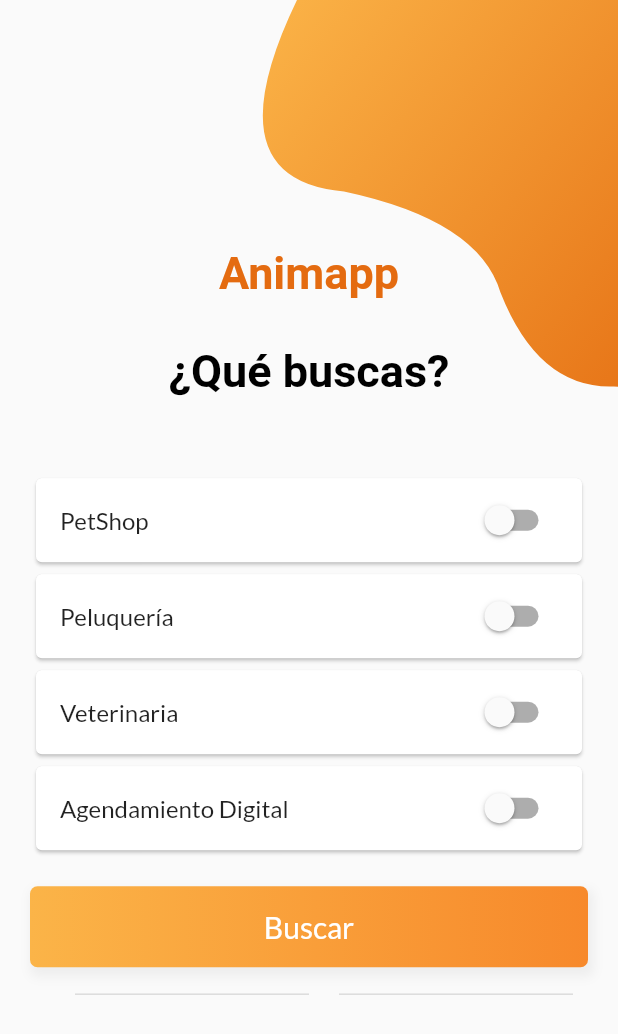
After one commit to SergioMilagritoRiveros/App-Interactivas, a Flutter app: the LoginPage screen opened directly, after a tap on "Ingresar", on a phone screen of 412 x 824 dp. The commit adds this screen. Shown: the top 1034 px of the screen. Run offline on Flutter 3.47's test engine with Material 2 defaults, Android fonts, the phone set to English and light mode, and no system bars; our stand-ins replace google_fonts, google_maps_flutter; network calls fail.

Commit message:
Filtros búsqueda

```diff
--- a/lib/views/loginPage.dart
+++ b/lib/views/loginPage.dart
@@ -1,3 +1,4 @@
+import 'package:animapp/views/whatAreYouSearchingFor.dart';
 import 'package:flutter/material.dart';
 import 'package:google_fonts/google_fonts.dart';
 
@@ -42,24 +43,26 @@ class _LoginPageState extends State<LoginPage> {
         width: MediaQuery.of(context).size.width,
         padding: EdgeInsets.symmetric(vertical: 15),
         alignment: Alignment.center,
-      decoration: BoxDecoration(
-          borderRadius: BorderRadius.all(Radius.circular(5)),
-          boxShadow: <BoxShadow>[
-            BoxShadow(
-                color: Colors.grey.shade200,
-                offset: Offset(2, 4),
-                blurRadius: 5,
-                spreadRadius: 2)
-          ],
-          gradient: LinearGradient(
-              begin: Alignment.centerLeft,
-              end: Alignment.centerRight,
-              colors: [Color(0xfffbb448), Color(0xfff7892b)])),
+        child: FlatButton(
+          minWidth: 400,
+          color: Colors.orangeAccent,
+          textColor: Colors.white,
+          disabledColor: Colors.grey,
+          disabledTextColor: Colors.black,
+          splashColor: Colors.deepOrange,
+          shape: RoundedRectangleBorder(
+              borderRadius: BorderRadius.all(Radius.circular(5))),
+          onPressed: () {
+            Navigator.push(
+                context,
+                MaterialPageRoute(
+                    builder: (context) => WhatAreYouSearchingFor()));
+          },
           child: Text(
             'Ingresar',
             style: TextStyle(fontSize: 20, color: Colors.white),
           ),
-    );
+        ));
   }
 
   Widget _divider() {
--- /dev/null
+++ b/lib/views/shop_detail.dart
@@ -0,0 +1 @@
+import 'package:flutter/material.dart';
--- /dev/null
+++ b/lib/views/whatAreYouSearchingFor.dart
@@ -0,0 +1,188 @@
+import 'package:flutter/material.dart';
+import 'package:google_fonts/google_fonts.dart';
+
+import '../widgets/InputWidget.dart';
+import '../widgets/bezierContainer.dart';
+import 'forgottenPassword.dart';
+import 'signup.dart';
+
+class WhatAreYouSearchingFor extends StatefulWidget {
+  WhatAreYouSearchingFor({Key key, this.title}) : super(key: key);
+
+  final String title;
+
+  @override
+  _WhatAreYouSearchingForState createState() => _WhatAreYouSearchingForState();
+}
+
+class _WhatAreYouSearchingForState extends State<WhatAreYouSearchingFor> {
+  bool _petShop = false;
+  bool _peluqueria = false;
+  bool _veterinaria = false;
+  bool _agendamientoDigital = false;
+
+  Widget _submitButton() {
+    return Container(
+      width: MediaQuery.of(context).size.width,
+      padding: EdgeInsets.symmetric(vertical: 15),
+      alignment: Alignment.center,
+      decoration: BoxDecoration(
+          borderRadius: BorderRadius.all(Radius.circular(5)),
+          boxShadow: <BoxShadow>[
+            BoxShadow(
+                color: Colors.grey.shade200,
+                offset: Offset(2, 4),
+                blurRadius: 5,
+                spreadRadius: 2)
+          ],
+          gradient: LinearGradient(
+              begin: Alignment.centerLeft,
+              end: Alignment.centerRight,
+              colors: [Color(0xfffbb448), Color(0xfff7892b)])),
+      child: Text(
+        'Buscar',
+        style: TextStyle(fontSize: 20, color: Colors.white),
+      ),
+    );
+  }
+
+  Widget _divider() {
+    return Container(
+      margin: EdgeInsets.symmetric(vertical: 10),
+      child: Row(
+        children: <Widget>[
+          SizedBox(
+            width: 20,
+          ),
+          Expanded(
+            child: Padding(
+              padding: EdgeInsets.symmetric(horizontal: 10),
+              child: Divider(
+                thickness: 1,
+              ),
+            ),
+          ),
+          Expanded(
+            child: Padding(
+              padding: EdgeInsets.symmetric(horizontal: 10),
+              child: Divider(
+                thickness: 1,
+              ),
+            ),
+          ),
+        ],
+      ),
+    );
+  }
+
+  Widget _title() {
+    return Column(children: [
+      RichText(
+        textAlign: TextAlign.center,
+        text: TextSpan(
+          text: 'Animapp',
+          style: GoogleFonts.portLligatSans(
+            textStyle: Theme.of(context).textTheme.display1,
+            fontSize: 30,
+            fontWeight: FontWeight.w700,
+            color: Color(0xffe46b10),
+          ),
+        ),
+      ),
+      SizedBox(height: 30),
+      RichText(
+        textAlign: TextAlign.center,
+        text: TextSpan(
+          text: '¿Qué buscas?',
+          style: GoogleFonts.portLligatSans(
+            textStyle: Theme.of(context).textTheme.display1,
+            fontSize: 30,
+            fontWeight: FontWeight.w700,
+            color: Colors.black,
+          ),
+        ),
+      )
+    ]);
+  }
+
+  Widget _listaOpciones() {
+    return Column(children: [
+      Card(
+          child: SwitchListTile(
+        title: const Text('PetShop'),
+        value: _petShop,
+        onChanged: (bool value) {
+          setState(() {
+            _petShop = value;
+          });
+        },
+      )),
+      Card(
+          child: SwitchListTile(
+        title: const Text('Peluquería'),
+        value: _peluqueria,
+        onChanged: (bool value) {
+          setState(() {
+            _peluqueria = value;
+          });
+        },
+      )),
+      Card(
+          child: SwitchListTile(
+        title: const Text('Veterinaria'),
+        value: _veterinaria,
+        onChanged: (bool value) {
+          setState(() {
+            _veterinaria = value;
+          });
+        },
+      )),
+      Card(
+          child: SwitchListTile(
+        title: const Text('Agendamiento Digital'),
+        value: _agendamientoDigital,
+        onChanged: (bool value) {
+          setState(() {
+            _agendamientoDigital = value;
+          });
+        },
+      ))
+    ]);
+  }
+
+  @override
+  Widget build(BuildContext context) {
+    final height = MediaQuery.of(context).size.height;
+    return Scaffold(
+        body: Container(
+      height: height,
+      child: Stack(
+        children: <Widget>[
+          Positioned(
+              top: -height * .15,
+              right: -MediaQuery.of(context).size.width * .4,
+              child: BezierContainer()),
+          Container(
+            padding: EdgeInsets.symmetric(horizontal: 20),
+            child: SingleChildScrollView(
+              child: Column(
+                crossAxisAlignment: CrossAxisAlignment.center,
+                mainAxisAlignment: MainAxisAlignment.center,
+                children: <Widget>[
+                  SizedBox(height: height * .2),
+                  _title(),
+                  SizedBox(height: 50),
+                  _listaOpciones(),
+                  SizedBox(height: 20),
+                  _submitButton(),
+                  _divider(),
+                  SizedBox(height: height * .055),
+                ],
+              ),
+            ),
+          ),
+        ],
+      ),
+    ));
+  }
+}
```
Also changed, not shown: 1 other file. Lines whose indentation alone changed are shown as unchanged.
